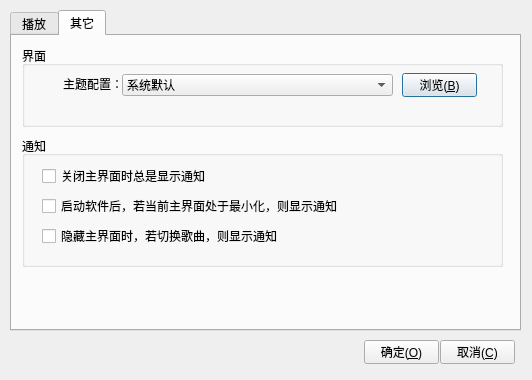
CatIsNotFound/QMusicPlayer, file Options.ui: the form before one commit.
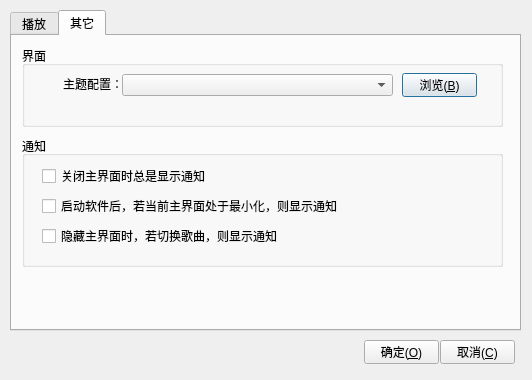
The form after the commit. The open tabs and pages were chosen to show the change. Icons and pictures are not drawn.

Patch:
```diff
--- a/Options.ui
+++ b/Options.ui
@@ -187,11 +187,6 @@
         <height>22</height>
        </rect>
       </property>
-      <item>
-       <property name="text">
-        <string>系统默认</string>
-       </property>
-      </item>
      </widget>
      <widget class="QPushButton" name="pushButton_browser">
       <property name="geometry">
```
